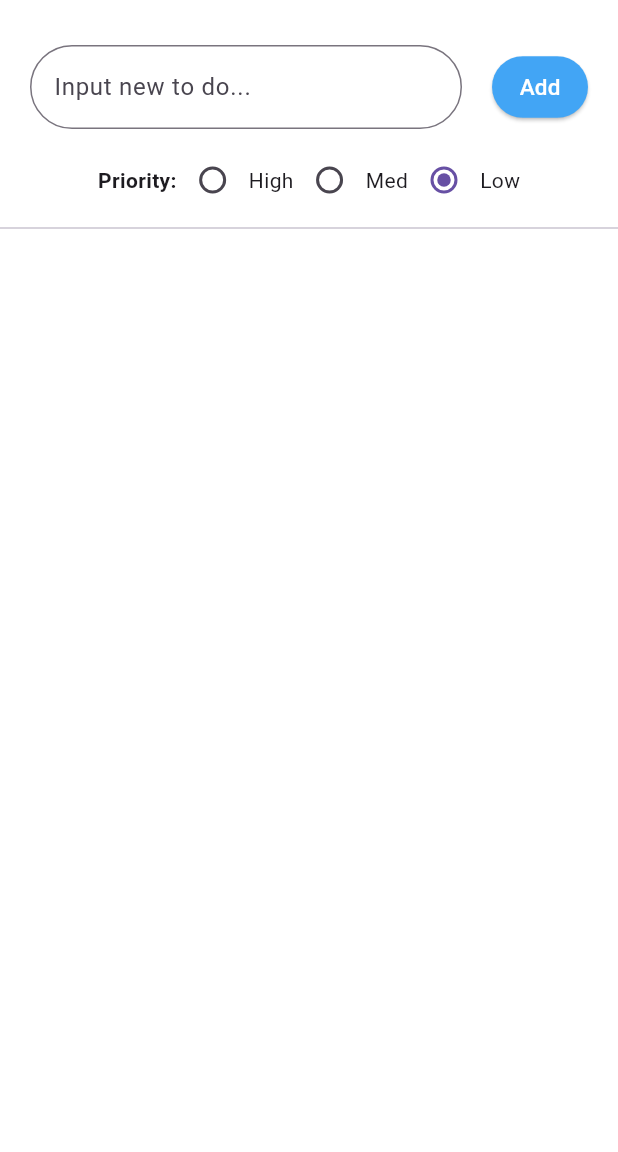
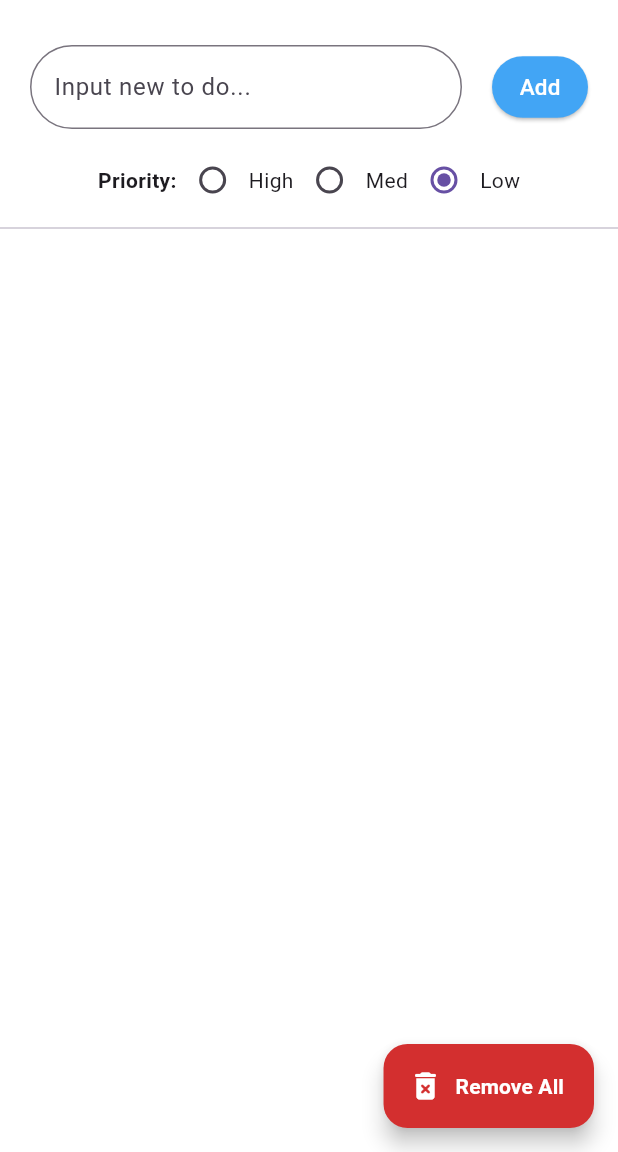
Before and after one commit to Axel-Jeremy/FlutterToDoList, a Flutter app: the screen it shows after launch, on a phone screen of 412 x 824 dp, the part 84-1236 px from its top. Run offline on Flutter 3.47's test engine with Material 3 defaults, Android fonts, the phone set to English and light mode, and no system bars.

Commit message:
tambahin button clear all

```diff
--- a/lib/main.dart
+++ b/lib/main.dart
@@ -204,7 +204,7 @@ class _TodoScreenState extends State<TodoScreen> {
 
                         ElevatedButton(
                           style: ElevatedButton.styleFrom(
-                            backgroundColor: Colors.red[900],
+                            backgroundColor: Colors.red[700],
                           ),
 
                           onPressed: () {
@@ -227,6 +227,20 @@ class _TodoScreenState extends State<TodoScreen> {
           ),
         ],
       ),
+      floatingActionButton: FloatingActionButton.extended(
+        onPressed: _deleteAll,
+        label: Text(
+          'Remove All',
+          style: TextStyle(
+              color: Colors.white,
+              fontWeight: FontWeight.bold),
+        ),
+        icon: Icon(
+          Icons.delete_forever_rounded,
+          color: Colors.white,
+        ),
+        backgroundColor: Colors.red[700],
+      ),
     );
   }
 }
```
